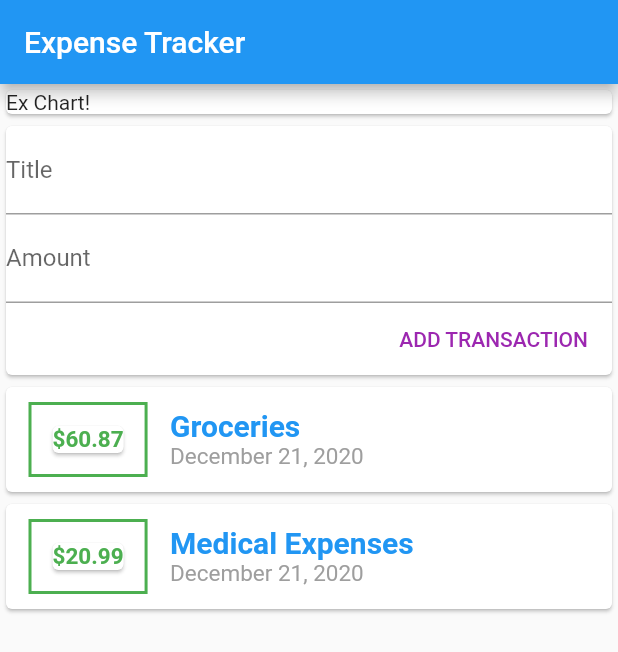
After one commit to shubham03mathur/expense-tracker-flutter, a Flutter app: the screen it shows after launch, on a phone screen of 412 x 824 dp. The commit adds this screen. Shown: the top 652 px of the screen. Run offline on Flutter 3.47's test engine with Material 2 defaults, Android fonts, the phone set to English and light mode, and no system bars.

Commit message:
Added Transactions State & User Input functionality

```diff
--- /dev/null
+++ b/lib/widgets/new_transaction.dart
@@ -0,0 +1,41 @@
+import 'package:flutter/material.dart';
+
+class NewTransaction extends StatelessWidget {
+  final Function submitTransaction;
+  final titleController = TextEditingController();
+  final amountcontroller = TextEditingController();
+
+  NewTransaction(this.submitTransaction);
+
+  @override
+  Widget build(BuildContext context) {
+    return Card(
+      child: Container(
+        child: Column(
+          crossAxisAlignment: CrossAxisAlignment.end,
+          children: <Widget>[
+            TextField(
+              decoration: InputDecoration(labelText: 'Title'),
+              controller: titleController,
+            ),
+            TextField(
+              decoration: InputDecoration(labelText: 'Amount'),
+              controller: amountcontroller,
+            ),
+            FlatButton(
+              colorBrightness: Brightness.dark,
+              onPressed: () {
+                submitTransaction(
+                  titleController.text,
+                  double.parse(amountcontroller.text),
+                );
+              },
+              textColor: Colors.purple,
+              child: Text('ADD TRANSACTION'),
+            ),
+          ],
+        ),
+      ),
+    );
+  }
+}
--- a/lib/widgets/transaction_list.dart
+++ b/lib/widgets/transaction_list.dart
@@ -0,0 +1,71 @@
+import 'package:flutter/material.dart';
+import 'package:intl/intl.dart';
+
+import '../models/transaction.dart';
+
+class TransactionList extends StatelessWidget {
+  final List<Transaction> transactions;
+  TransactionList(this.transactions);
+
+  @override
+  Widget build(BuildContext context) {
+    return Container(
+      height: 300,
+      child: ListView.builder(
+        itemBuilder: (ctx, index) {
+          return Card(
+            child: Row(
+              children: <Widget>[
+                Container(
+                  margin: EdgeInsets.symmetric(
+                    vertical: 10,
+                    horizontal: 15,
+                  ),
+                  decoration: BoxDecoration(
+                    border: Border.all(
+                      color: Colors.green,
+                      width: 2,
+                    ),
+                  ),
+                  child: Card(
+                    child: Text(
+                      '\$${transactions[index].amount}',
+                      style: TextStyle(
+                        color: Colors.green,
+                        fontWeight: FontWeight.bold,
+                        fontSize: 15,
+                      ),
+                    ),
+                  ),
+                  padding: EdgeInsets.all(10),
+                ),
+                Column(
+                  crossAxisAlignment: CrossAxisAlignment.start,
+                  children: <Widget>[
+                    Text(
+                      transactions[index].title,
+                      style: TextStyle(
+                        color: Colors.blue,
+                        fontWeight: FontWeight.bold,
+                        fontSize: 20,
+                      ),
+                    ),
+                    Text(
+                      DateFormat.yMMMMd().format(transactions[index].date),
+                      style: TextStyle(
+                        color: Colors.grey,
+                        fontWeight: FontWeight.normal,
+                        fontSize: 15,
+                      ),
+                    ),
+                  ],
+                )
+              ],
+            ),
+          );
+        },
+        itemCount: transactions.length,
+      ),
+    );
+  }
+}
--- /dev/null
+++ b/lib/widgets/user_transactions.dart
@@ -0,0 +1,49 @@
+import 'package:flutter/material.dart';
+
+import '../models/transaction.dart';
+import './transaction_list.dart';
+import './new_transaction.dart';
+
+class UserTransactions extends StatefulWidget {
+  @override
+  _UserTransactionsState createState() => _UserTransactionsState();
+}
+
+class _UserTransactionsState extends State<UserTransactions> {
+  final List<Transaction> _userTransactions = [
+    Transaction(
+      id: 't1',
+      title: 'Groceries',
+      amount: 60.87,
+      date: DateTime.now(),
+    ),
+    Transaction(
+      id: 't2',
+      title: 'Medical Expenses',
+      amount: 20.99,
+      date: DateTime.now(),
+    ),
+  ];
+
+  void _addNewTransaction(String txTitle, double txAmount) {
+    final newTx = Transaction(
+      title: txTitle,
+      amount: txAmount,
+      date: DateTime.now(),
+      id: DateTime.now().toString(),
+    );
+    setState(() {
+      _userTransactions.add(newTx);
+    });
+  }
+
+  @override
+  Widget build(BuildContext context) {
+    return Column(
+      children: <Widget>[
+        NewTransaction(_addNewTransaction),
+        TransactionList(_userTransactions),
+      ],
+    );
+  }
+}
```
Also changed, not shown: lib/main.dart (+5 -95 lines).
